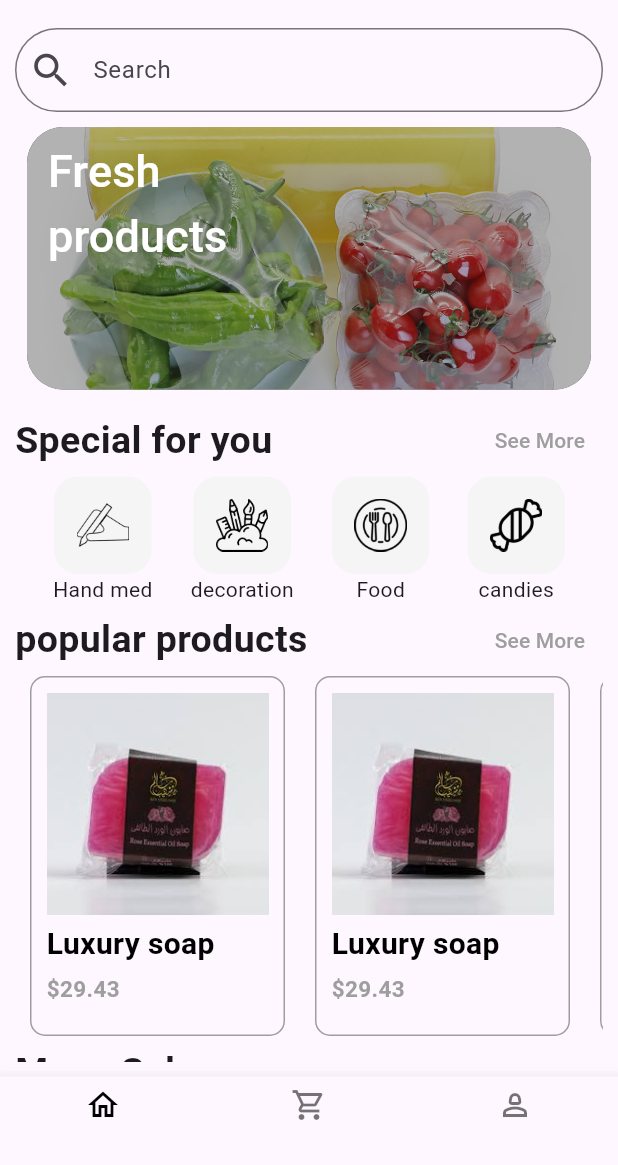
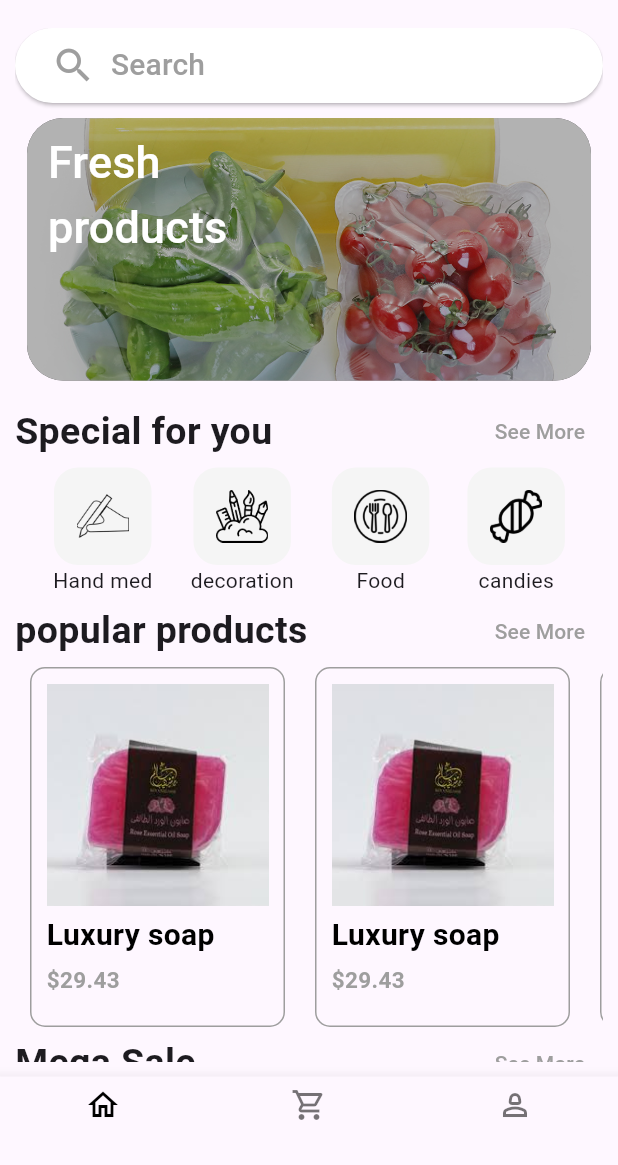
Before and after one commit to ahmadkarazou/app-ec, a Flutter app: the Home screen opened directly, on a phone screen of 412 x 824 dp, the part 71-1236 px from its top. Run offline on Flutter 3.47's test engine with Material 3 defaults, Android fonts, the light colour scheme and no system bars.

Commit message:
edite project

```diff
--- a/lib/UI/home.dart
+++ b/lib/UI/home.dart
@@ -1,5 +1,6 @@
 import 'package:flutter/material.dart';
 import 'package:untitled4/UI/Profile.dart';
+import 'package:untitled4/UI/search_screen.dart';
 
 import 'Profile.dart';
 
@@ -23,9 +24,9 @@ class _HomeState extends State<Home> {
   Widget build(BuildContext context) {
     return Scaffold(
       drawer: Column(),
-      appBar: AppBar(centerTitle: true,
+      appBar: AppBar(
+        centerTitle: true,
         title: Text(
-
           'Fresh home',
           style: TextStyle(
             fontSize: 30,
@@ -67,36 +68,62 @@ class HomePage extends StatelessWidget {
     super.key,
   });
 
-  TextEditingController Search = TextEditingController();
+
 
   @override
   Widget build(BuildContext context) {
     return Padding(
       padding: const EdgeInsets.all(10.0),
-      child: SingleChildScrollView(
-          child: Column(
+      child: ListView(children: [
+        ElevatedButton(
+            style: ButtonStyle(
+                backgroundColor: MaterialStatePropertyAll(Colors.white)),
+            onPressed: () {
+              Navigator.of(context).push(
+                  MaterialPageRoute(builder: (context) => SearchScreen(),));
+            },
+            child: Container(
+              width: double.infinity,
+              height: 50,
+              child: Row(
                 children: [
-          TextFormField(
-            controller: Search,
-            decoration: InputDecoration(
-              hintText: 'Search',
-              prefixIcon: Icon(
+                  Icon(
                     Icons.search,
                     size: 30,
+                    color: Colors.grey,
                   ),
-              border: OutlineInputBorder(
-                borderRadius: BorderRadius.circular(30),
+                  SizedBox(width: 10),
+                  Text(
+                    'Search',
+                    style: TextStyle(fontSize: 20, color: Colors.grey),
                   ),
+                ],
               ),
+            )
+          // TextFormField(
+          //   controller: Search,
+          //   decoration: InputDecoration(
+          //     hintText: 'Search',
+          //     prefixIcon: Icon(
+          //       Icons.search,
+          //       size: 30,
+          //     ),
+          //     border: OutlineInputBorder(
+          //       borderRadius: BorderRadius.circular(30),
+          //     ),
+          //   ),
+          // ),
         ),
         SizedBox(height: 10),
+        Column(
+          children: [
             Stack(
               children: [
                 Container(
                   decoration: const BoxDecoration(
                     color: Colors.black,
                     image: DecorationImage(
-                      image:AssetImage(
+                        image: AssetImage(
                             'assets/images/e5e02c364e5cf881eb5ba87273800659_1.jpg'),
                         opacity: .70,
                         fit: BoxFit.fitWidth),
@@ -135,7 +162,12 @@ class HomePage extends StatelessWidget {
                   'Special for you',
                   style: TextStyle(fontSize: 25, fontWeight: FontWeight.bold),
                 ),
-              TextButton(onPressed: () {}, child: Text('See More',style: TextStyle(color: Colors.grey),))
+                TextButton(
+                    onPressed: () {},
+                    child: Text(
+                      'See More',
+                      style: TextStyle(color: Colors.grey),
+                    ))
               ],
             ),
             Row(
@@ -150,7 +182,8 @@ class HomePage extends StatelessWidget {
                     image: 'assets/images/download-removebg-preview.png'),
                 SectionsImage(
                     name: 'Food',
-                  image: 'assets/images/94ee2fda4931c26b3c55ed23d28e885e.png'),
+                    image:
+                    'assets/images/94ee2fda4931c26b3c55ed23d28e885e.png'),
                 SectionsImage(
                     name: 'candies',
                     image: 'assets/images/download__1_-removebg-preview.png'),
@@ -163,7 +196,12 @@ class HomePage extends StatelessWidget {
                   'popular products',
                   style: TextStyle(fontSize: 25, fontWeight: FontWeight.bold),
                 ),
-              TextButton(onPressed: () {}, child: Text('See More',style: TextStyle(color: Colors.grey),))
+                TextButton(
+                    onPressed: () {},
+                    child: Text(
+                      'See More',
+                      style: TextStyle(color: Colors.grey),
+                    ))
               ],
             ),
             SingleChildScrollView(
@@ -192,7 +230,12 @@ class HomePage extends StatelessWidget {
                   'Mega Sale',
                   style: TextStyle(fontSize: 25, fontWeight: FontWeight.bold),
                 ),
-              TextButton(onPressed: () {}, child: Text('See More',style: TextStyle(color: Colors.grey),))
+                TextButton(
+                    onPressed: () {},
+                    child: Text(
+                      'See More',
+                      style: TextStyle(color: Colors.grey),
+                    ))
               ],
             ),
             SingleChildScrollView(
@@ -215,7 +258,8 @@ class HomePage extends StatelessWidget {
               ),
             )
           ],
-      )),
+        ),
+      ]),
     );
   }
 }
--- a/lib/main.dart
+++ b/lib/main.dart
@@ -1,4 +1,5 @@
 import 'package:flutter/material.dart';
+import 'package:untitled4/UI/onBoarding.dart';
 
 void main() {
   runApp(const MyApp());
@@ -17,7 +18,7 @@ class MyApp extends StatelessWidget {
 
         useMaterial3: true,
       ),
-      home: Home(),
+      home: onBoarding(),
     );
   }
 }
```
Also changed, not shown: lib/UI/search_screen.dart (added, +113 -0 lines), assets/images/gateaux.jpg (added), assets/images/pngtree-artistic-metal-tree-wall-art-wall-decor-picture-image_3640734.jpg (added), assets/images/أكلات-آسيوية-الأشهر-والأكثر-تناولا-8790.jpg (added), assets/images/أنواع_الحرف_اليدوية.jpg (added). Lines whose indentation alone changed are shown as unchanged.
